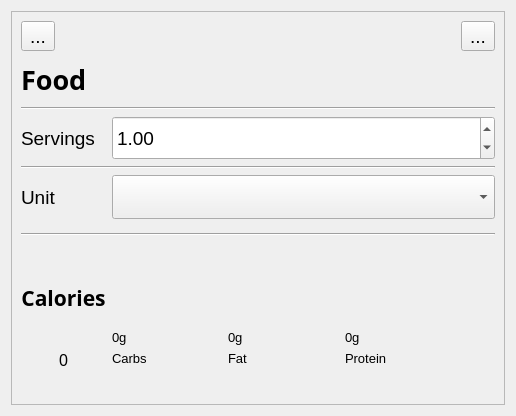
The window that ui/dialogs/FoodServingEdit.ui (OpenFitnessPal/OpenFitnessPal) describes before a commit, drawn with Qt 5.
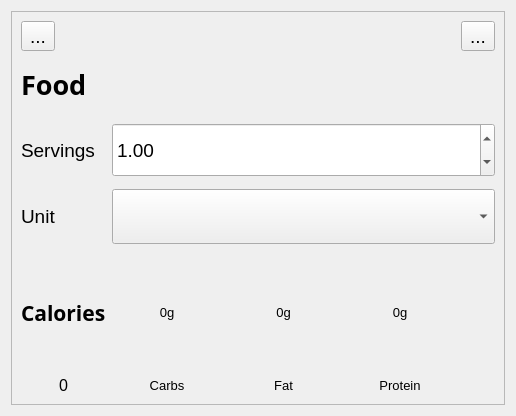
The same window after the commit. Icons and pictures are not drawn.

```diff
--- a/ui/dialogs/FoodServingEdit.ui
+++ b/ui/dialogs/FoodServingEdit.ui
@@ -22,7 +22,7 @@
    <item row="0" column="0">
     <widget class="QScrollArea" name="scrollArea">
      <property name="horizontalScrollBarPolicy">
-      <enum>Qt::ScrollBarPolicy::ScrollBarAlwaysOff</enum>
+      <enum>Qt::ScrollBarAsNeeded</enum>
      </property>
      <property name="widgetResizable">
       <bool>true</bool>
@@ -89,7 +89,7 @@
        <item row="2" column="0" colspan="5">
         <widget class="Line" name="line">
          <property name="orientation">
-          <enum>Qt::Orientation::Horizontal</enum>
+          <enum>Qt::Vertical</enum>
          </property>
         </widget>
        </item>
@@ -125,7 +125,7 @@
        <item row="4" column="0" colspan="5">
         <widget class="Line" name="line_2">
          <property name="orientation">
-          <enum>Qt::Orientation::Horizontal</enum>
+          <enum>Qt::Vertical</enum>
          </property>
         </widget>
        </item>
@@ -155,35 +155,14 @@
        <item row="6" column="0" rowspan="2" colspan="5">
         <widget class="Line" name="line_3">
          <property name="orientation">
-          <enum>Qt::Orientation::Horizontal</enum>
-         </property>
-        </widget>
-       </item>
-       <item row="7" column="3" rowspan="3">
-        <widget class="QLabel" name="protein">
-         <property name="sizePolicy">
-          <sizepolicy hsizetype="Preferred" vsizetype="Preferred">
-           <horstretch>0</horstretch>
-           <verstretch>1</verstretch>
-          </sizepolicy>
-         </property>
-         <property name="font">
-          <font>
-           <pointsize>10</pointsize>
-          </font>
-         </property>
-         <property name="text">
-          <string>0g</string>
-         </property>
-         <property name="alignment">
-          <set>Qt::AlignmentFlag::AlignBottom|Qt::AlignmentFlag::AlignLeading|Qt::AlignmentFlag::AlignLeft</set>
+          <enum>Qt::Vertical</enum>
          </property>
         </widget>
        </item>
        <item row="8" column="0" rowspan="2">
         <widget class="QLabel" name="label_4">
          <property name="sizePolicy">
-          <sizepolicy hsizetype="Preferred" vsizetype="Preferred">
+          <sizepolicy hsizetype="Preferred" vsizetype="Fixed">
            <horstretch>0</horstretch>
            <verstretch>3</verstretch>
           </sizepolicy>
@@ -199,14 +178,14 @@
           <string>Calories</string>
          </property>
          <property name="alignment">
-          <set>Qt::AlignmentFlag::AlignCenter</set>
+          <set>Qt::AlignBottom|Qt::AlignLeading|Qt::AlignLeft</set>
          </property>
         </widget>
        </item>
        <item row="8" column="1" rowspan="2">
         <widget class="QLabel" name="carbs">
          <property name="sizePolicy">
-          <sizepolicy hsizetype="Preferred" vsizetype="Preferred">
+          <sizepolicy hsizetype="Preferred" vsizetype="Fixed">
            <horstretch>0</horstretch>
            <verstretch>1</verstretch>
           </sizepolicy>
@@ -220,28 +199,7 @@
           <string>0g</string>
          </property>
          <property name="alignment">
-          <set>Qt::AlignmentFlag::AlignBottom|Qt::AlignmentFlag::AlignLeading|Qt::AlignmentFlag::AlignLeft</set>
-         </property>
-        </widget>
-       </item>
-       <item row="9" column="2">
-        <widget class="QLabel" name="fat">
-         <property name="sizePolicy">
-          <sizepolicy hsizetype="Preferred" vsizetype="Preferred">
-           <horstretch>0</horstretch>
-           <verstretch>1</verstretch>
-          </sizepolicy>
-         </property>
-         <property name="font">
-          <font>
-           <pointsize>10</pointsize>
-          </font>
-         </property>
-         <property name="text">
-          <string>0g</string>
-         </property>
-         <property name="alignment">
-          <set>Qt::AlignmentFlag::AlignBottom|Qt::AlignmentFlag::AlignLeading|Qt::AlignmentFlag::AlignLeft</set>
+          <set>Qt::AlignBottom|Qt::AlignHCenter</set>
          </property>
         </widget>
        </item>
@@ -269,7 +227,7 @@
        <item row="10" column="1">
         <widget class="QLabel" name="label_6">
          <property name="sizePolicy">
-          <sizepolicy hsizetype="Preferred" vsizetype="Preferred">
+          <sizepolicy hsizetype="Preferred" vsizetype="Fixed">
            <horstretch>0</horstretch>
            <verstretch>1</verstretch>
           </sizepolicy>
@@ -283,14 +241,14 @@
           <string>Carbs</string>
          </property>
          <property name="alignment">
-          <set>Qt::AlignmentFlag::AlignLeading|Qt::AlignmentFlag::AlignLeft|Qt::AlignmentFlag::AlignTop</set>
+          <set>Qt::AlignHCenter|Qt::AlignTop</set>
          </property>
         </widget>
        </item>
        <item row="10" column="2">
         <widget class="QLabel" name="label_7">
          <property name="sizePolicy">
-          <sizepolicy hsizetype="Preferred" vsizetype="Preferred">
+          <sizepolicy hsizetype="Preferred" vsizetype="Fixed">
            <horstretch>0</horstretch>
            <verstretch>1</verstretch>
           </sizepolicy>
@@ -304,14 +262,14 @@
           <string>Fat</string>
          </property>
          <property name="alignment">
-          <set>Qt::AlignmentFlag::AlignLeading|Qt::AlignmentFlag::AlignLeft|Qt::AlignmentFlag::AlignTop</set>
+          <set>Qt::AlignHCenter|Qt::AlignTop</set>
          </property>
         </widget>
        </item>
        <item row="10" column="3">
         <widget class="QLabel" name="label_8">
          <property name="sizePolicy">
-          <sizepolicy hsizetype="Preferred" vsizetype="Preferred">
+          <sizepolicy hsizetype="Preferred" vsizetype="Fixed">
            <horstretch>0</horstretch>
            <verstretch>1</verstretch>
           </sizepolicy>
@@ -325,7 +283,49 @@
           <string>Protein</string>
          </property>
          <property name="alignment">
-          <set>Qt::AlignmentFlag::AlignLeading|Qt::AlignmentFlag::AlignLeft|Qt::AlignmentFlag::AlignTop</set>
+          <set>Qt::AlignHCenter|Qt::AlignTop</set>
+         </property>
+        </widget>
+       </item>
+       <item row="8" column="2" rowspan="2">
+        <widget class="QLabel" name="fat">
+         <property name="sizePolicy">
+          <sizepolicy hsizetype="Preferred" vsizetype="Fixed">
+           <horstretch>0</horstretch>
+           <verstretch>1</verstretch>
+          </sizepolicy>
+         </property>
+         <property name="font">
+          <font>
+           <pointsize>10</pointsize>
+          </font>
+         </property>
+         <property name="text">
+          <string>0g</string>
+         </property>
+         <property name="alignment">
+          <set>Qt::AlignBottom|Qt::AlignHCenter</set>
+         </property>
+        </widget>
+       </item>
+       <item row="8" column="3" rowspan="2">
+        <widget class="QLabel" name="protein">
+         <property name="sizePolicy">
+          <sizepolicy hsizetype="Preferred" vsizetype="Fixed">
+           <horstretch>0</horstretch>
+           <verstretch>1</verstretch>
+          </sizepolicy>
+         </property>
+         <property name="font">
+          <font>
+           <pointsize>10</pointsize>
+          </font>
+         </property>
+         <property name="text">
+          <string>0g</string>
+         </property>
+         <property name="alignment">
+          <set>Qt::AlignBottom|Qt::AlignHCenter</set>
          </property>
         </widget>
        </item>
```
Left out of the diff: 26 changed lines with no effect on the pictures.
